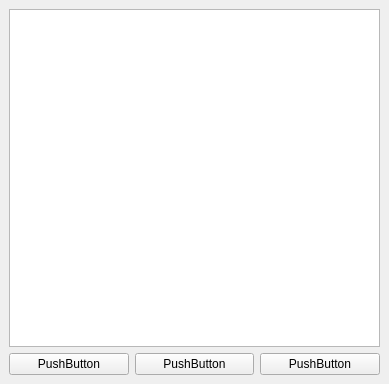
First picture: the form in mainWindow.ui, repository manushanga/multi-axel, before the edit.
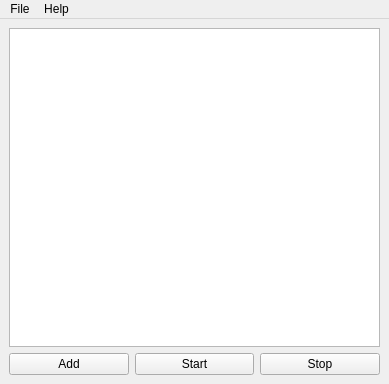
Second picture: the form after the edit.

The edit to the form file:
```diff
--- a/mainWindow.ui
+++ b/mainWindow.ui
@@ -23,21 +23,24 @@
       <item>
        <widget class="QPushButton" name="pushButton_3">
         <property name="text">
-         <string>PushButton</string>
+         <string>Add</string>
         </property>
        </widget>
       </item>
       <item>
        <widget class="QPushButton" name="pushButton">
         <property name="text">
-         <string>PushButton</string>
+         <string>Start</string>
+        </property>
+        <property name="flat">
+         <bool>false</bool>
         </property>
        </widget>
       </item>
       <item>
        <widget class="QPushButton" name="pushButton_2">
         <property name="text">
-         <string>PushButton</string>
+         <string>Stop</string>
         </property>
        </widget>
       </item>
@@ -54,6 +57,22 @@
      <height>22</height>
     </rect>
    </property>
+   <widget class="QMenu" name="menuFile">
+    <property name="title">
+     <string>File</string>
+    </property>
+    <addaction name="actionNew_Download"/>
+    <addaction name="separator"/>
+    <addaction name="actionQuit"/>
+   </widget>
+   <widget class="QMenu" name="menuAbout">
+    <property name="title">
+     <string>Help</string>
+    </property>
+    <addaction name="actionAbout"/>
+   </widget>
+   <addaction name="menuFile"/>
+   <addaction name="menuAbout"/>
   </widget>
  </widget>
  <resources/>
```
Left out of the diff: 17 changed lines with no effect on the pictures.
